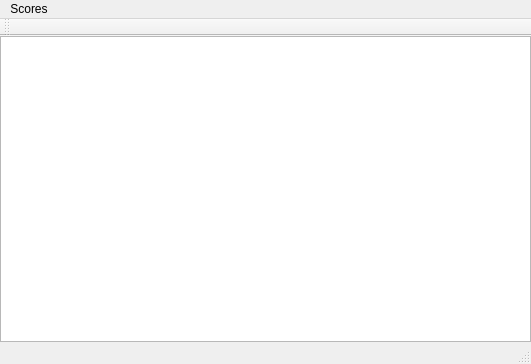
Above: GolfTrackerHome/GolfTrackerMainWindow.ui from DilbertCoder/GolfHandicapTracker before the change. Below: the same form after it.
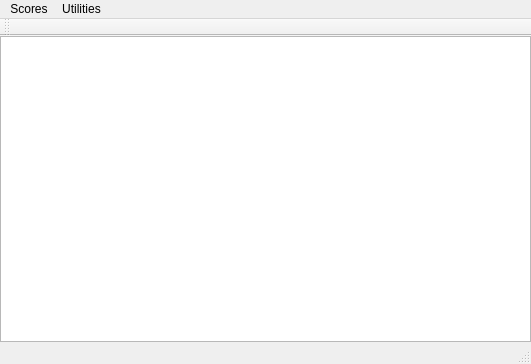
That is the form after the change.

Commit message: Pulled the Course Update into its own class since it wasn't suppose to be where it was. Now going to work on user input of scores using the pulled web data

```diff
--- a/GolfTrackerHome/GolfTrackerMainWindow.ui
+++ b/GolfTrackerHome/GolfTrackerMainWindow.ui
@@ -53,7 +53,14 @@
     <addaction name="actionSave_Scores"/>
     <addaction name="actionLoad_Scores"/>
    </widget>
+   <widget class="QMenu" name="menuUtilities">
+    <property name="title">
+     <string>Utilities</string>
+    </property>
+    <addaction name="actionUpdate_Courses"/>
+   </widget>
    <addaction name="menuAdd_Score"/>
+   <addaction name="menuUtilities"/>
   </widget>
   <widget class="QToolBar" name="mainToolBar">
    <attribute name="toolBarArea">
```
Left out of the diff: 5 changed lines with no effect on the pictures. The commit also changes 6 other files.
